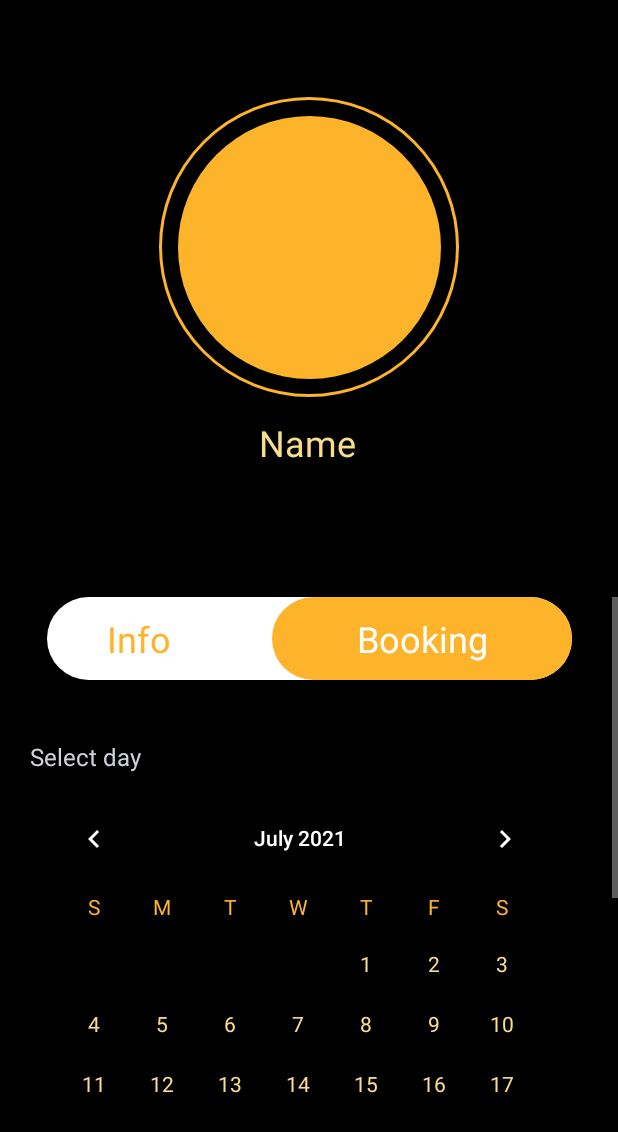
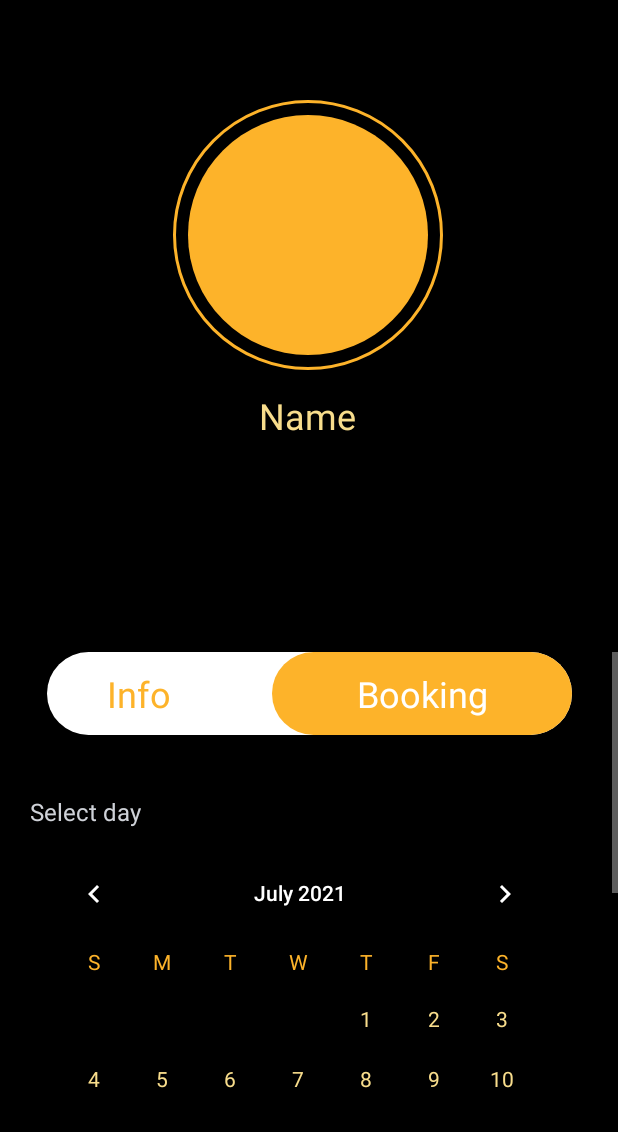
Before and after one commit to sksahil20/Nyaba-App, an Android app: the MainActivity screen opened directly, with no data from a screen before it, on a phone screen of 412 x 824 dp. Shown: the top 1132 px of the screen. Run offline under Robolectric (Android 15) with nearby library versions, the phone set to English and light mode, and no system bars.

Commit message:
dashboard edit

```diff
--- a/app/src/main/res/layout/activity_main.xml
+++ b/app/src/main/res/layout/activity_main.xml
@@ -8,11 +8,10 @@
     tools:context=".MainActivity">
 
 
-
     <FrameLayout
         android:id="@+id/frameLayout2"
-        android:layout_width="200dp"
-        android:layout_height="200dp"
+        android:layout_width="180dp"
+        android:layout_height="180dp"
         android:layout_marginStart="16dp"
         android:layout_marginBottom="2dp"
         android:background="@drawable/dashboard_pic_background"
@@ -24,8 +23,8 @@
         app:layout_constraintVertical_bias="0.104" />
 
     <ImageView
-        android:layout_width="175dp"
-        android:layout_height="175dp"
+        android:layout_width="160dp"
+        android:layout_height="160dp"
         android:background="@drawable/yellow_round"
         app:layout_constraintBottom_toBottomOf="@+id/frameLayout2"
         app:layout_constraintEnd_toEndOf="@+id/frameLayout2"
@@ -35,7 +34,7 @@
     <ScrollView
         android:id="@+id/scrollView3"
         android:layout_width="0dp"
-        android:layout_height="350dp"
+        android:layout_height="313dp"
         android:layout_marginBottom="76dp"
         app:layout_constraintBottom_toBottomOf="parent"
         app:layout_constraintEnd_toEndOf="parent"
@@ -162,7 +161,6 @@
                 app:layout_constraintTop_toBottomOf="@+id/numberpicker_main_picker" />
 
 
-
         </androidx.constraintlayout.widget.ConstraintLayout>
 
 
```
